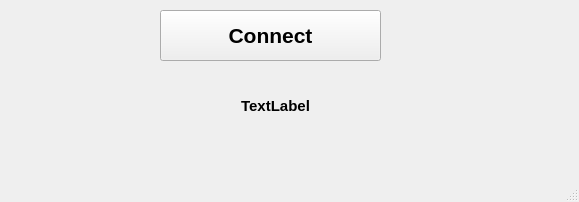
Artvan15/ClientTest, file mainwindow.ui: the form before one commit.
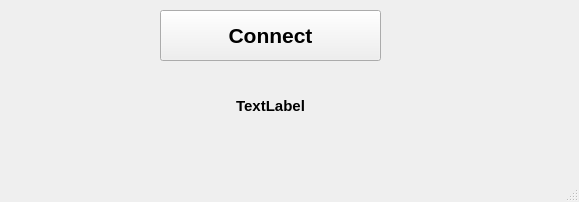
The form after the commit.

What changed in the file:
```diff
--- a/mainwindow.ui
+++ b/mainwindow.ui
@@ -37,10 +37,10 @@
    <widget class="QLabel" name="label">
     <property name="geometry">
      <rect>
-      <x>210</x>
-      <y>90</y>
-      <width>131</width>
-      <height>31</height>
+      <x>180</x>
+      <y>80</y>
+      <width>181</width>
+      <height>51</height>
      </rect>
     </property>
     <property name="font">
```
